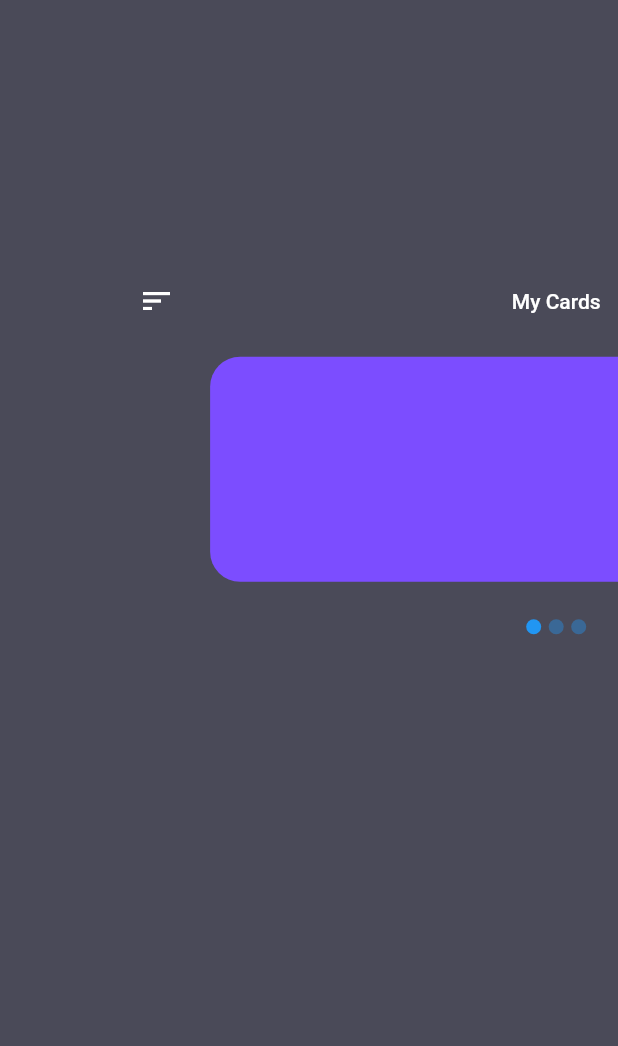
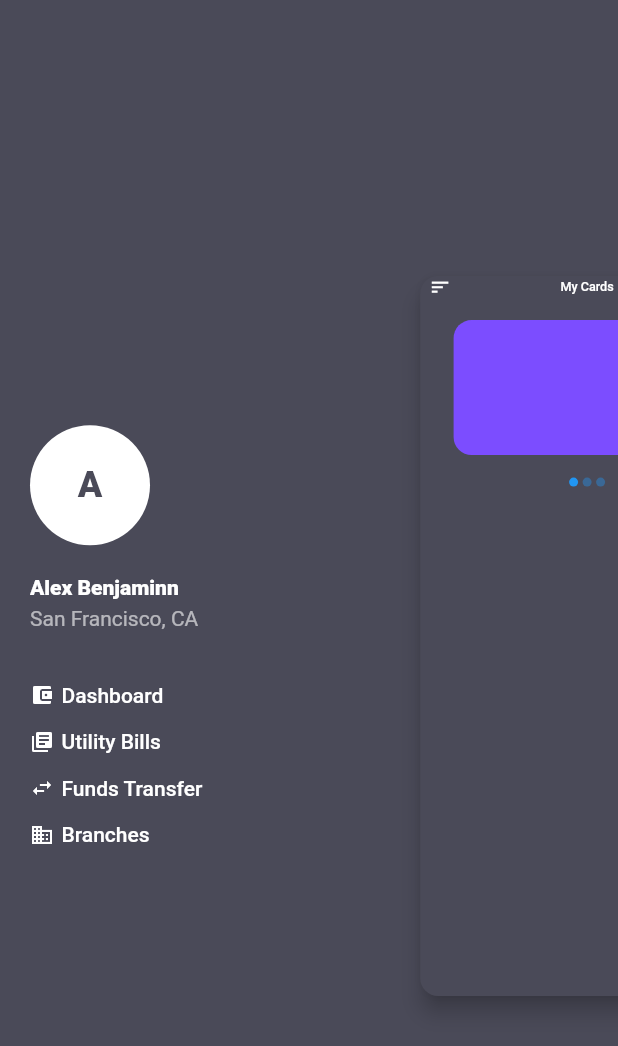
Before and after one commit to nimesh1997/flutter_dashboard_ui, a Flutter app: the screen it shows after launch, after a tap on the "sort" icon, on a phone screen of 412 x 824 dp. Shown: the top 1046 px of the screen. Run offline on Flutter 3.47's test engine with Material 2 defaults, Android fonts, the phone set to English and light mode, and no system bars; our stand-ins replace dots_indicator.

Commit message:
minor bugs fixed animation added on drawer

```diff
--- a/lib/screens/HomeScreen.dart
+++ b/lib/screens/HomeScreen.dart
@@ -7,21 +7,31 @@ class HomeScreen extends StatefulWidget {
   _HomeScreenState createState() => _HomeScreenState();
 }
 
-class _HomeScreenState extends State<HomeScreen> {
+class _HomeScreenState extends State<HomeScreen> with SingleTickerProviderStateMixin {
   bool isDrawerOpen = false;
   int currentPageIndex = 0;
   PageController _controller;
+  AnimationController _animationController;
+  Animation<Offset> _menuScreenAnimation;
+  Animation<double> _mainScreenAnimation;
   Size size;
 
   @override
   void initState() {
     _controller = PageController(initialPage: currentPageIndex, keepPage: false, viewportFraction: 0.8);
+    _animationController = AnimationController(
+      vsync: this,
+      duration: Duration(milliseconds: 600),
+    );
+    _mainScreenAnimation = Tween<double>(begin: 1.0, end: 0.6).animate(_animationController);
+    _menuScreenAnimation = Tween<Offset>(begin: Offset(-1.0, 0.0), end: Offset(0.0, 0.0)).animate(_animationController);
     super.initState();
   }
 
   @override
   void dispose() {
     _controller.dispose();
+    _animationController.dispose();
     super.dispose();
   }
 
@@ -35,7 +45,7 @@ class _HomeScreenState extends State<HomeScreen> {
       color: const Color(0xff4A4A58),
       child: Stack(
         children: <Widget>[
-//          _buildMenu(),
+          _buildMenu(),
           _buildMainScreen(),
         ],
       ),
@@ -43,7 +53,9 @@ class _HomeScreenState extends State<HomeScreen> {
   }
 
   Widget _buildMenu() {
-    return Padding(
+    return SlideTransition(
+      position: _menuScreenAnimation,
+      child: Padding(
         padding: EdgeInsets.only(
           left: 20.0,
         ),
@@ -131,21 +143,30 @@ class _HomeScreenState extends State<HomeScreen> {
             ),
           ],
         ),
+      ),
     );
   }
 
   Widget _buildMainScreen() {
     return AnimatedPositioned(
-      duration: Duration(milliseconds: 500),
-      top: isDrawerOpen ? size.height * 0.2 : 0,
-      left: isDrawerOpen ? size.width * 0.2 : 0,
-      right: isDrawerOpen ? size.width * -0.6 : 0,
-      bottom: isDrawerOpen ? size.height * 0.2 : 0,
+      duration: Duration(milliseconds: 600),
+      left: isDrawerOpen ? size.width * 0.5 : 0,
+      right: isDrawerOpen ? size.width * -0.4 : 0,
+      top: 0.0,
+      bottom: 0.0,
+      child: ScaleTransition(
+        scale: _mainScreenAnimation,
+        child: Material(
+          borderRadius: isDrawerOpen ? BorderRadius.all(Radius.circular(20.0)) : BorderRadius.all(Radius.circular(0)),
+          color: const Color(0xff4A4A58),
+          elevation: 6.0,
           child: Column(
             children: <Widget>[
               _buildTopBar(),
               _buildPageCarousel(),
             ],
+          ),
+        ),
       ),
     );
   }
@@ -158,8 +179,13 @@ class _HomeScreenState extends State<HomeScreen> {
           mainAxisAlignment: MainAxisAlignment.spaceBetween,
           children: <Widget>[
             InkWell(
-              onTap: (){
+              onTap: () {
                 setState(() {
+                  if (!isDrawerOpen) {
+                    _animationController.forward();
+                  } else {
+                    _animationController.reverse();
+                  }
                   isDrawerOpen = !isDrawerOpen;
                 });
               },
```
Lines whose indentation alone changed are shown as unchanged.
